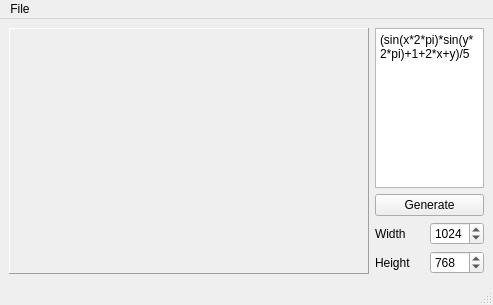
Old version of the form FormulaGen.ui in the repository gnudles/stereograma.
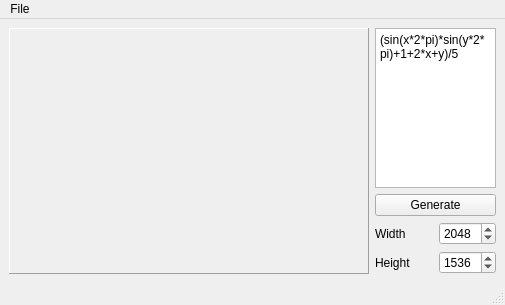
New version of the form. Icons and pictures are not drawn.

```diff
--- a/FormulaGen.ui
+++ b/FormulaGen.ui
@@ -6,7 +6,7 @@
    <rect>
     <x>0</x>
     <y>0</y>
-    <width>493</width>
+    <width>505</width>
     <height>305</height>
    </rect>
   </property>
@@ -83,10 +83,10 @@
            <number>64</number>
           </property>
           <property name="maximum">
-           <number>2048</number>
+           <number>4096</number>
           </property>
           <property name="value">
-           <number>1024</number>
+           <number>2048</number>
           </property>
          </widget>
         </item>
@@ -113,10 +113,10 @@
            <number>64</number>
           </property>
           <property name="maximum">
-           <number>2048</number>
+           <number>4096</number>
           </property>
           <property name="value">
-           <number>768</number>
+           <number>1536</number>
           </property>
          </widget>
         </item>
@@ -131,8 +131,8 @@
     <rect>
      <x>0</x>
      <y>0</y>
-     <width>493</width>
-     <height>25</height>
+     <width>505</width>
+     <height>22</height>
     </rect>
    </property>
    <widget class="QMenu" name="menuFile">
```
